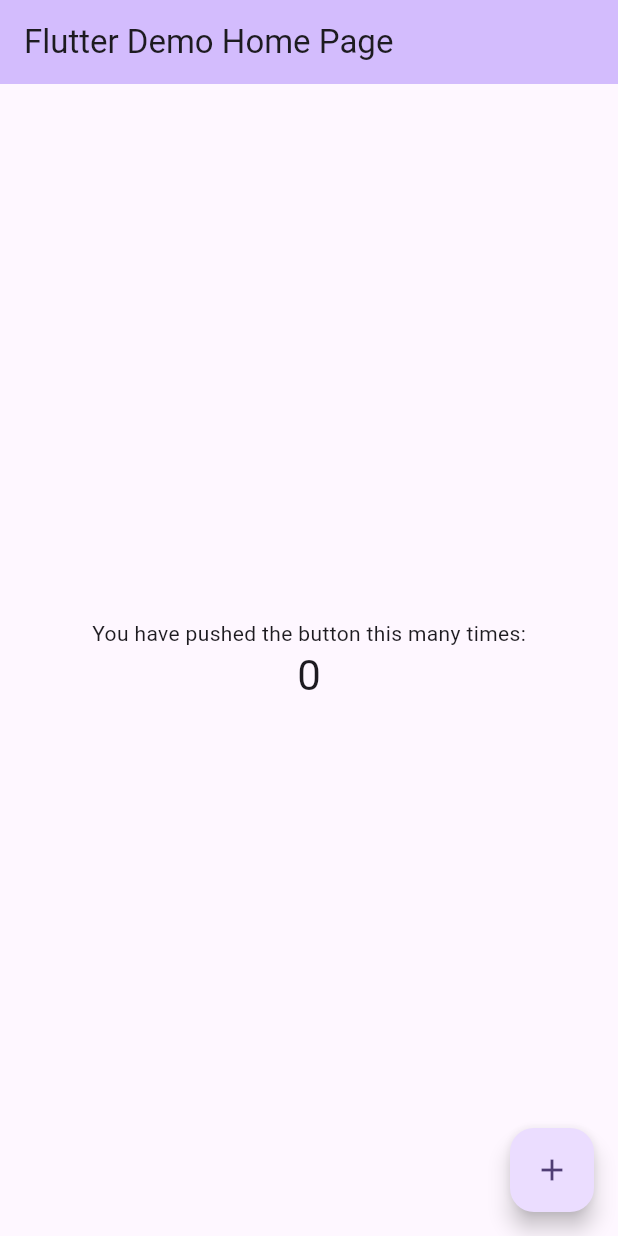
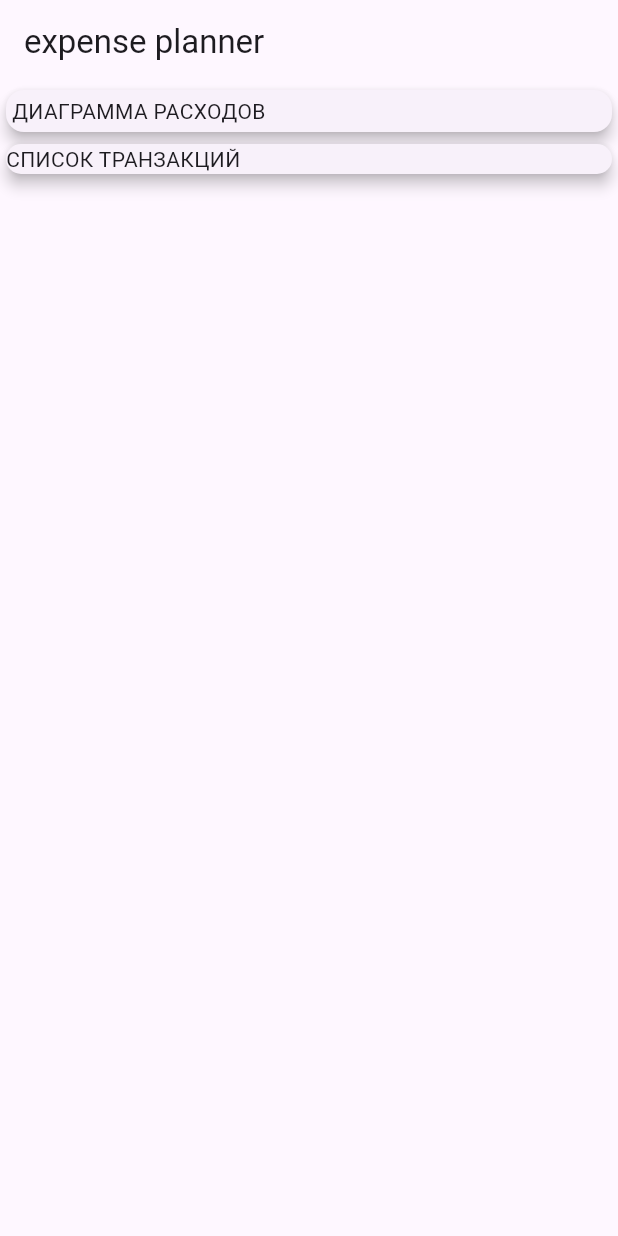
Before and after one commit to GarifullinII/expense_planner, a Flutter app: the screen it shows after launch, on a phone screen of 412 x 824 dp. Run offline on Flutter 3.47's test engine with Material 3 defaults, Android fonts, the phone set to English and light mode, and no system bars.

Commit message:
add card

```diff
--- a/lib/main.dart
+++ b/lib/main.dart
@@ -7,119 +7,44 @@ void main() {
 class MyApp extends StatelessWidget {
   const MyApp({super.key});
 
-  // This widget is the root of your application.
   @override
   Widget build(BuildContext context) {
     return MaterialApp(
       title: 'Flutter Demo',
       theme: ThemeData(
-        // This is the theme of your application.
-        //
-        // TRY THIS: Try running your application with "flutter run". You'll see
-        // the application has a purple toolbar. Then, without quitting the app,
-        // try changing the seedColor in the colorScheme below to Colors.green
-        // and then invoke "hot reload" (save your changes or press the "hot
-        // reload" button in a Flutter-supported IDE, or press "r" if you used
-        // the command line to start the app).
-        //
-        // Notice that the counter didn't reset back to zero; the application
-        // state is not lost during the reload. To reset the state, use hot
-        // restart instead.
-        //
-        // This works for code too, not just values: Most code changes can be
-        // tested with just a hot reload.
         colorScheme: ColorScheme.fromSeed(seedColor: Colors.deepPurple),
         useMaterial3: true,
       ),
-      home: const MyHomePage(title: 'Flutter Demo Home Page'),
+      home: const MyHomePage(),
     );
   }
 }
 
-class MyHomePage extends StatefulWidget {
-  const MyHomePage({super.key, required this.title});
-
-  // This widget is the home page of your application. It is stateful, meaning
-  // that it has a State object (defined below) that contains fields that affect
-  // how it looks.
-
-  // This class is the configuration for the state. It holds the values (in this
-  // case the title) provided by the parent (in this case the App widget) and
-  // used by the build method of the State. Fields in a Widget subclass are
-  // always marked "final".
-
-  final String title;
-
-  @override
-  State<MyHomePage> createState() => _MyHomePageState();
-}
-
-class _MyHomePageState extends State<MyHomePage> {
-  int _counter = 0;
-
-  void _incrementCounter() {
-    setState(() {
-      // This call to setState tells the Flutter framework that something has
-      // changed in this State, which causes it to rerun the build method below
-      // so that the display can reflect the updated values. If we changed
-      // _counter without calling setState(), then the build method would not be
-      // called again, and so nothing would appear to happen.
-      _counter++;
-    });
-  }
+class MyHomePage extends StatelessWidget {
+  const MyHomePage({super.key});
 
   @override
   Widget build(BuildContext context) {
-    // This method is rerun every time setState is called, for instance as done
-    // by the _incrementCounter method above.
-    //
-    // The Flutter framework has been optimized to make rerunning build methods
-    // fast, so that you can just rebuild anything that needs updating rather
-    // than having to individually change instances of widgets.
     return Scaffold(
       appBar: AppBar(
-        // TRY THIS: Try changing the color here to a specific color (to
-        // Colors.amber, perhaps?) and trigger a hot reload to see the AppBar
-        // change color while the other colors stay the same.
-        backgroundColor: Theme.of(context).colorScheme.inversePrimary,
-        // Here we take the value from the MyHomePage object that was created by
-        // the App.build method, and use it to set our appbar title.
-        title: Text(widget.title),
+        title: const Text('expense planner'),
       ),
-      body: Center(
-        // Center is a layout widget. It takes a single child and positions it
-        // in the middle of the parent.
-        child: Column(
-          // Column is also a layout widget. It takes a list of children and
-          // arranges them vertically. By default, it sizes itself to fit its
-          // children horizontally, and tries to be as tall as its parent.
-          //
-          // Column has various properties to control how it sizes itself and
-          // how it positions its children. Here we use mainAxisAlignment to
-          // center the children vertically; the main axis here is the vertical
-          // axis because Columns are vertical (the cross axis would be
-          // horizontal).
-          //
-          // TRY THIS: Invoke "debug painting" (choose the "Toggle Debug Paint"
-          // action in the IDE, or press "p" in the console), to see the
-          // wireframe for each widget.
-          mainAxisAlignment: MainAxisAlignment.center,
-          children: <Widget>[
-            const Text(
-              'You have pushed the button this many times:',
+      body: const Column(
+        crossAxisAlignment: CrossAxisAlignment.stretch,
+        children: [
+          Card(
+            elevation: 4,
+            child: Padding(
+              padding: EdgeInsets.all(4),
+              child: Text('ДИАГРАММА РАСХОДОВ'),
             ),
-            Text(
-              '$_counter',
-              style: Theme.of(context).textTheme.headlineMedium,
-            ),
-          ],
-        ),
+          ),
+          Card(
+            elevation: 4,
+            child: Text('СПИСОК ТРАНЗАКЦИЙ'),
+          )
+        ],
       ),
-      floatingActionButton: FloatingActionButton(
-        onPressed: _incrementCounter,
-        tooltip: 'Increment',
-        child: const Icon(Icons.add),
-      ), // This trailing comma makes auto-formatting nicer for build methods.
     );
   }
 }
```
